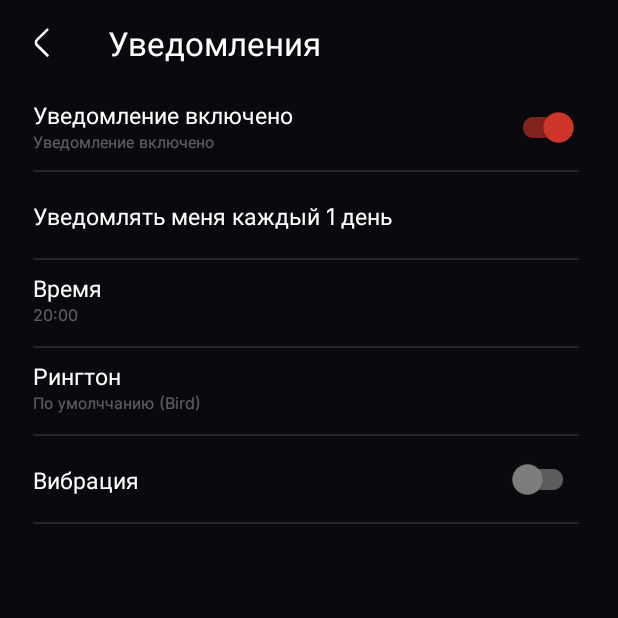
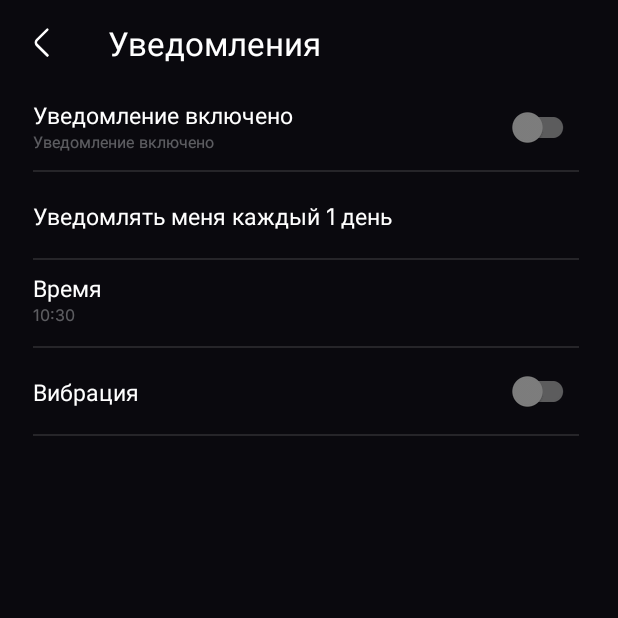
Before and after one commit to MaxVese/TurnikiPushUps, an Android app: the screen it shows after launch (MainActivity), after a tap on an icon or button, on a phone screen of 412 x 824 dp, the top half of it. Run offline under Robolectric (Android 15) with nearby library versions, the phone set to English and light mode, and no system bars; our stand-ins replace Dagger/Hilt's generated code, Room's generated code, sdp/ssp sizes.

Commit message:
-Programming Notification -fix bugs

```diff
--- a/app/src/main/AndroidManifest.xml
+++ b/app/src/main/AndroidManifest.xml
@@ -1,6 +1,9 @@
 <?xml version="1.0" encoding="utf-8"?>
 <manifest xmlns:android="http://schemas.android.com/apk/res/android"
     package="com.wallet.turnikipushups">
+
+    <uses-permission android:name="android.permission.WAKE_LOCK"/>
+    <uses-permission android:name="android.permission.SCHEDULE_EXACT_ALARM"/>
 
     <application
         android:name=".App"
@@ -23,6 +26,9 @@
             android:name=".activities.MainActivity"
             android:exported="true"/>
 
+        <receiver
+            android:name=".utils.AlarmReceiver"/>
+
         <meta-data
             android:name="preloaded_fonts"
             android:resource="@array/preloaded_fonts" />
--- /dev/null
+++ b/app/src/main/java/com/wallet/turnikipushups/db/AppSharedPreferense.kt
@@ -0,0 +1,97 @@
+package com.wallet.turnikipushups.db
+
+import android.content.Context
+import android.content.SharedPreferences
+import android.preference.PreferenceManager
+import com.wallet.turnikipushups.db.converters.DateConverter
+import java.time.LocalDateTime
+
+class AppSharedPreferense {
+    val APP_DATA_PREFS = "app_data_prefs"
+    private val TIME_NOTIFY = "timeNotify"
+    private val DAY_DELAY = "dayDelay"
+    private val VIBR_ENABLED = "vibrationEnabled"
+    private val NOTIF_ENABLED = "notifEnabled"
+    private val mLock = Any()
+    private var sp: SharedPreferences? = null
+
+    private object InstanceHolder {
+        val INSTANCE: AppSharedPreferense = AppSharedPreferense()
+    }
+
+    fun getInstance(context: Context): AppSharedPreferense {
+        synchronized(mLock) {
+            if (InstanceHolder.INSTANCE.sp == null) {
+                init(context.applicationContext)
+            }
+        }
+        return InstanceHolder.INSTANCE
+    }
+
+    private fun init(context: Context) {
+        InstanceHolder.INSTANCE.sp = context.getSharedPreferences(APP_DATA_PREFS, 0)
+        InstanceHolder.INSTANCE.migrate(context)
+    }
+
+    private fun migrate(context: Context) {
+        var defaultSharedPreferences: SharedPreferences = PreferenceManager.getDefaultSharedPreferences(context)
+        if (sp!!.all.isEmpty() && defaultSharedPreferences != null) {
+            val all = defaultSharedPreferences.all
+            if (!all.isEmpty()) {
+                val edit = sp!!.edit()
+                for (str in all.keys) {
+                    val obj = all[str]
+                    if (obj != null) {
+                        if (obj is Int) {
+                            edit.putInt(str, obj.toInt())
+                        } else if (obj is String) {
+                            edit.putString(str, obj as String?)
+                        } else if (obj is Boolean) {
+                            edit.putBoolean(str, obj)
+                        } else if (obj is Long) {
+                            edit.putLong(str, obj.toLong())
+                        } else if (obj is Float) {
+                            edit.putFloat(str, obj.toFloat())
+                        }
+                    }
+                }
+                edit.apply()
+                defaultSharedPreferences.edit().clear().apply()
+            }
+        }
+    }
+
+
+    fun getTimeNotify(): LocalDateTime? {
+        return DateConverter().timestampToDate(sp!!.getLong(TIME_NOTIFY,DateConverter().dateToTimestamp(LocalDateTime.now())!!))
+    }
+
+    fun setTimeNotify(localDateTime: LocalDateTime) {
+        DateConverter().dateToTimestamp(localDateTime)?.let{sp!!.edit().putLong(TIME_NOTIFY,it).apply()}
+    }
+
+    fun getDayDelay(): Int {
+        return sp!!.getInt(DAY_DELAY,1)
+    }
+
+    fun setDayDelay(delay: Int) {
+        sp!!.edit().putInt(DAY_DELAY,delay).apply()
+    }
+
+    fun isVibrEnabled(): Boolean {
+        return sp!!.getBoolean(VIBR_ENABLED,false)
+    }
+
+    fun setVibrEnabled(isEnable:Boolean) {
+        sp!!.edit().putBoolean(VIBR_ENABLED,isEnable).apply()
+    }
+
+    fun isNotifEnabled(): Boolean {
+        return sp!!.getBoolean(NOTIF_ENABLED,false)
+    }
+
+    fun setNotifEnabled(isEnable:Boolean) {
+        sp!!.edit().putBoolean(NOTIF_ENABLED,isEnable).apply()
+    }
+
+}
--- a/app/src/main/java/com/wallet/turnikipushups/di/component/AppComponent.kt
+++ b/app/src/main/java/com/wallet/turnikipushups/di/component/AppComponent.kt
@@ -6,6 +6,7 @@ import com.wallet.turnikipushups.db.dao.StatPushUpsDao
 import com.wallet.turnikipushups.di.modules.DBModule
 import com.wallet.turnikipushups.di.modules.ViewModelModule
 import com.wallet.turnikipushups.ui.main.MainViewModel
+import com.wallet.turnikipushups.ui.notification.NotificationViewModel
 import com.wallet.turnikipushups.ui.statistics.StatisticsViewModel
 import dagger.BindsInstance
 import dagger.Component
@@ -30,4 +31,6 @@ interface AppComponent {
 
     fun statisticsViewModel(): StatisticsViewModel
 
+    fun notificationViewModel(): NotificationViewModel
+
 }
--- a/app/src/main/java/com/wallet/turnikipushups/di/modules/DBModule.kt
+++ b/app/src/main/java/com/wallet/turnikipushups/di/modules/DBModule.kt
@@ -2,7 +2,9 @@ package com.wallet.turnikipushups.di.modules
 
 import android.app.Application
 import androidx.room.Room
+import com.wallet.turnikipushups.activities.MainActivity
 import com.wallet.turnikipushups.db.AppDatabase
+import com.wallet.turnikipushups.db.AppSharedPreferense
 import com.wallet.turnikipushups.db.dao.StatPushUpsDao
 import dagger.Module
 import dagger.Provides
@@ -27,5 +29,9 @@ class DBModule {
     @Provides
     internal fun provideStatPushUpsDao(appDatabase: AppDatabase):StatPushUpsDao = appDatabase.getStatPushUpsDao()
 
+    @Singleton
+    @Provides
+    internal fun provideAppSharedPreferense(app: Application): AppSharedPreferense = AppSharedPreferense().getInstance(app)
+
 
 }
--- a/app/src/main/java/com/wallet/turnikipushups/di/modules/ViewModelModule.kt
+++ b/app/src/main/java/com/wallet/turnikipushups/di/modules/ViewModelModule.kt
@@ -1,7 +1,9 @@
 package com.wallet.turnikipushups.di.modules
 
+import com.wallet.turnikipushups.db.AppSharedPreferense
 import com.wallet.turnikipushups.db.dao.StatPushUpsDao
 import com.wallet.turnikipushups.ui.main.MainViewModel
+import com.wallet.turnikipushups.ui.notification.NotificationViewModel
 import com.wallet.turnikipushups.ui.statistics.StatisticsViewModel
 import dagger.Module
 import dagger.Provides
@@ -18,4 +20,8 @@ class ViewModelModule {
     @Provides
     fun provideStatisticsViewModel(statPushUpsDao: StatPushUpsDao): StatisticsViewModel = StatisticsViewModel(statPushUpsDao)
 
+    @Singleton
+    @Provides
+    fun provideNotificationViewModel(statPushUpsDao: StatPushUpsDao,appSharedPreferense: AppSharedPreferense): NotificationViewModel = NotificationViewModel(statPushUpsDao,appSharedPreferense)
+
 }
--- a/app/src/main/java/com/wallet/turnikipushups/ui/notification/NotificationFragment.kt
+++ b/app/src/main/java/com/wallet/turnikipushups/ui/notification/NotificationFragment.kt
@@ -1,14 +1,28 @@
 package com.wallet.turnikipushups.ui.notification
 
+import android.annotation.SuppressLint
+import android.app.AlarmManager
+import android.app.PendingIntent
 import android.app.TimePickerDialog
 import android.app.TimePickerDialog.OnTimeSetListener
+import android.content.Context
+import android.content.Intent
 import android.util.Log
 import android.view.LayoutInflater
 import androidx.core.content.res.ResourcesCompat
+import androidx.fragment.app.viewModels
 import com.wallet.turnikipushups.R
 import com.wallet.turnikipushups.databinding.FragmentNotificationBinding
+import com.wallet.turnikipushups.db.AppSharedPreferense
+import com.wallet.turnikipushups.di.ViewModelFactory
 import com.wallet.turnikipushups.ui.BaseFragment
+import com.wallet.turnikipushups.ui.PopUps
+import com.wallet.turnikipushups.ui.main.MainViewModel
+import com.wallet.turnikipushups.utils.AlarmReceiver
+import com.wallet.turnikipushups.utils.SchedulerNotification
+import java.time.LocalDateTime
 import java.util.*
+import javax.inject.Inject
 
 
 class NotificationFragment : BaseFragment<FragmentNotificationBinding>() {
@@ -16,36 +30,60 @@ class NotificationFragment : BaseFragment<FragmentNotificationBinding>() {
         return FragmentNotificationBinding.inflate(inflater)
     }
 
-    val dateAndTime = Calendar.getInstance();
+    private val viewModel: NotificationViewModel by viewModels {
+        ViewModelFactory{
+            getAppComponent(requireContext()).notificationViewModel()
+        }
+    }
+
 
 
     override fun initView() {
         withBinding {
+            viewModel.notificationEnabled.observe(viewLifecycleOwner){
+                notifySwitch.isChecked = it
+            }
+            viewModel.vibrationEnabled.observe(viewLifecycleOwner){
+                vibrSwitch.isChecked = it
+            }
+            viewModel.hourAndMinute.observe(viewLifecycleOwner){
+                timeValue.text = "${it.first}:${it.second}"
+            }
+            viewModel.dayDelay.observe(viewLifecycleOwner){
+                delayDayValue.text = getString(R.string.notify_me_every) + " $it " + getString(R.string.day)
+            }
             toolbar.setOnClickListener {
                 findNavController().popBackStack()
             }
             timeL.setOnClickListener {
-                showTimePicker{ _, hourOfDay, minute ->
-                    Log.d("mylog","$hourOfDay:$minute")
+                PopUps().showTimePicker(requireActivity()){ _, hourOfDay, minute ->
+                    viewModel.setTime(Pair(hourOfDay,minute))
                 }
+            }
+            notifySwitch.setOnCheckedChangeListener { _, b ->
+                if(b){
+                    createAlarm()
+                }else{
+                    SchedulerNotification().cancelAlarm(requireContext())
+                }
+                viewModel.setNotificationEnabled(b)
+            }
+            delayDayValue.setOnClickListener {
+                viewModel.dayDelay.value?.let {
+                    PopUps().countDayPopUp(requireActivity(), it) { delay->
+                        viewModel.setDayDelay(delay)
+                    }
+                }
+            }
+            vibrSwitch.setOnCheckedChangeListener { _, b ->
+                viewModel.setVibrationEnabled(b)
             }
         }
     }
 
-    private fun showTimePicker(timeSetListener: OnTimeSetListener){
-        val timePicker = TimePickerDialog(requireActivity(), timeSetListener,
-            dateAndTime.get(Calendar.HOUR_OF_DAY),
-            dateAndTime.get(Calendar.MINUTE), true)
-        timePicker.show()
-        timePicker.getButton(TimePickerDialog.BUTTON_NEGATIVE).apply {
-            setTextColor(resources.getColor(R.color.gray_dark,null))
-            setText(R.string.cancel)
-        }
-        timePicker.getButton(TimePickerDialog.BUTTON_POSITIVE).apply {
-            setTextColor(resources.getColor(R.color.blue,null))
-            setText(R.string.ok)
-        }
-        timePicker.window?.setBackgroundDrawable(ResourcesCompat.getDrawable(resources,R.drawable.dialog_bg,null))
+    private fun createAlarm(){
+        SchedulerNotification().cancelAlarm(requireContext())
+        viewModel.dayDelay.value?.let { SchedulerNotification().setNotification(requireContext(),viewModel.getTimeInLocaleDateTime(),it)}
     }
 
 }
--- /dev/null
+++ b/app/src/main/java/com/wallet/turnikipushups/ui/notification/NotificationViewModel.kt
@@ -0,0 +1,50 @@
+package com.wallet.turnikipushups.ui.notification
+
+import androidx.lifecycle.MutableLiveData
+import androidx.lifecycle.ViewModel
+import com.wallet.turnikipushups.db.AppSharedPreferense
+import com.wallet.turnikipushups.db.converters.DateConverter
+import com.wallet.turnikipushups.db.dao.StatPushUpsDao
+import java.time.LocalDateTime
+import javax.inject.Inject
+
+class NotificationViewModel @Inject constructor(val statPushUpsDao: StatPushUpsDao,
+                                                 var appSharedPreferense:AppSharedPreferense)
+    : ViewModel() {
+
+    val hourAndMinute:MutableLiveData<Pair<Int,Int>> = MutableLiveData(appSharedPreferense.getTimeNotify()?.let { Pair(it.hour,it.minute) })
+    val dayDelay:MutableLiveData<Int> = MutableLiveData(appSharedPreferense.getDayDelay())
+    val vibrationEnabled:MutableLiveData<Boolean> = MutableLiveData(appSharedPreferense.isVibrEnabled())
+    val notificationEnabled:MutableLiveData<Boolean> = MutableLiveData(appSharedPreferense.isNotifEnabled())
+
+    fun setTime(hNm:Pair<Int,Int>){
+        hourAndMinute.value = hNm
+        appSharedPreferense.setTimeNotify(LocalDateTime.now().withHour(hNm.first).withMinute(hNm.second))
+    }
+
+    fun setDayDelay(delay:Int){
+        dayDelay.value = delay
+        appSharedPreferense.setDayDelay(delay)
+    }
+
+
+    fun setVibrationEnabled(isEnable:Boolean){
+        if(isEnable != vibrationEnabled.value){
+            vibrationEnabled.value = isEnable
+            appSharedPreferense.setVibrEnabled(isEnable)
+        }
+    }
+
+    fun setNotificationEnabled(isEnable:Boolean){
+        if(isEnable != notificationEnabled.value){
+            notificationEnabled.value = isEnable
+            appSharedPreferense.setNotifEnabled(isEnable)
+        }
+    }
+
+    fun getTimeInLocaleDateTime():Long{
+        return hourAndMinute.value?.let { DateConverter().dateToTimestamp(LocalDateTime.now().withHour(it.first).withMinute(it.second)) }?:DateConverter().dateToTimestamp(
+            LocalDateTime.now())!!
+    }
+
+}
--- /dev/null
+++ b/app/src/main/res/drawable/border_text_background.xml
@@ -0,0 +1,5 @@
+<?xml version="1.0" encoding="utf-8"?>
+<shape android:shape="rectangle" xmlns:android="http://schemas.android.com/apk/res/android">
+    <corners android:radius="@dimen/_10sdp"/>
+    <stroke android:color="@color/black_dark" android:width="@dimen/_2sdp"/>
+</shape>
--- a/app/src/main/res/layout/fragment_notification.xml
+++ b/app/src/main/res/layout/fragment_notification.xml
@@ -51,9 +51,9 @@
                 app:layout_constraintTop_toBottomOf="@+id/textView" />
 
             <com.google.android.material.switchmaterial.SwitchMaterial
+                android:id="@+id/notifySwitch"
                 android:layout_width="wrap_content"
                 android:layout_height="wrap_content"
-                android:checked="true"
                 app:thumbTint="@color/thumb_color"
                 app:trackTint="@color/track_color"
                 app:layout_constraintBottom_toBottomOf="parent"
@@ -68,6 +68,7 @@
             android:background="@color/gray_dark_24"/>
 
         <TextView
+            android:id="@+id/delayDayValue"
             android:layout_width="match_parent"
             android:layout_height="@dimen/_44sdp"
             android:gravity="center_vertical"
@@ -92,36 +93,12 @@
                 android:text="@string/time"
                 style="@style/text14px"/>
             <TextView
+                android:id="@+id/timeValue"
                 android:layout_width="wrap_content"
                 android:layout_height="0dp"
                 android:layout_weight="1"
                 style="@style/text10px"
                 android:text="20:00"
-                android:textColor="@color/blue_light"/>
-        </LinearLayout>
-
-        <View
-            android:layout_width="match_parent"
-            android:layout_height="1dp"
-            android:background="@color/gray_dark_24"/>
-
-        <LinearLayout
-            android:layout_width="match_parent"
-            android:orientation="vertical"
-            android:layout_height="@dimen/_44sdp">
-            <TextView
-                android:layout_width="wrap_content"
-                android:layout_height="0dp"
-                android:layout_weight="1"
-                android:gravity="bottom"
-                android:text="@string/ringtone"
-                style="@style/text14px"/>
-            <TextView
-                android:layout_width="wrap_content"
-                android:layout_height="0dp"
-                android:layout_weight="1"
-                style="@style/text10px"
-                android:text="По умолччанию (Bird)"
                 android:textColor="@color/blue_light"/>
         </LinearLayout>
 
@@ -142,6 +119,7 @@
                 android:text="@string/vibr"
                 style="@style/text14px"/>
             <com.google.android.material.switchmaterial.SwitchMaterial
+                android:id="@+id/vibrSwitch"
                 android:layout_width="wrap_content"
                 android:layout_height="wrap_content"
                 android:layout_gravity="center_vertical"
--- a/app/src/main/res/values/colors.xml
+++ b/app/src/main/res/values/colors.xml
@@ -6,6 +6,7 @@
     <color name="teal_200">#FF03DAC5</color>
     <color name="teal_700">#FF018786</color>
     <color name="black">#FF000000</color>
+    <color name="black_dark">#0A090E</color>
     <color name="white">#FFFFFFFF</color>
     <color name="background">#0A090E</color>
     <color name="yellow">#FCE94E</color>
--- a/app/src/main/res/values/strings.xml
+++ b/app/src/main/res/values/strings.xml
@@ -47,8 +47,11 @@
     <string name="_2_154_34_version">Версия 2.154.34 Авторское право</string>
     <string name="reminds_you_to_drink_water">Напоминает вам пить воду</string>
     <string name="test_pullup_text">Сделайте как можно больше подтягиваний без остановки. Ваша программа тренировки будет построена по результатам этого теста</string>
-    <!-- TODO: Remove or change this placeholder text -->
     <string name="hello_blank_fragment">Hello blank fragment</string>
     <string name="cancel">Отмена</string>
     <string name="ok">Oк</string>
+    <string name="_1_365">1-365</string>
+    <string name="notify_me_every">Уведомлять меня каждый</string>
+    <string name="day">день</string>
+    <string name="notification_text">Пора сделать тренировку!</string>
 </resources>
--- a/app/src/main/res/values/themes.xml
+++ b/app/src/main/res/values/themes.xml
@@ -71,6 +71,10 @@
         <item name="android:textSize">@dimen/_20ssp</item>
     </style>
 
+    <style name="text32px" parent="baseText">
+        <item name="android:textSize">@dimen/_26ssp</item>
+    </style>
+
     <style name="text90px" parent="baseText">
         <item name="android:textSize">@dimen/_75ssp</item>
         <item name="android:fontFamily">@font/inter_medium</item>
```
Also changed, not shown: app/src/main/java/com/wallet/turnikipushups/ui/PopUps.kt (+58 -2 lines), app/src/main/java/com/wallet/turnikipushups/ui/statistics/StatisticsViewModel.kt (+6 -4 lines), app/src/main/java/com/wallet/turnikipushups/utils/AlarmReceiver.kt (added, +11 -0 lines), app/src/main/java/com/wallet/turnikipushups/utils/NotificationHelper.kt (added, +45 -0 lines), app/src/main/java/com/wallet/turnikipushups/utils/SchedulerNotification.kt (added, +66 -0 lines), app/src/main/res/layout/day_counter_pop_up.xml (added, +95 -0 lines), app/src/main/res/layout/fragment_main.xml (+5 -5 lines).
